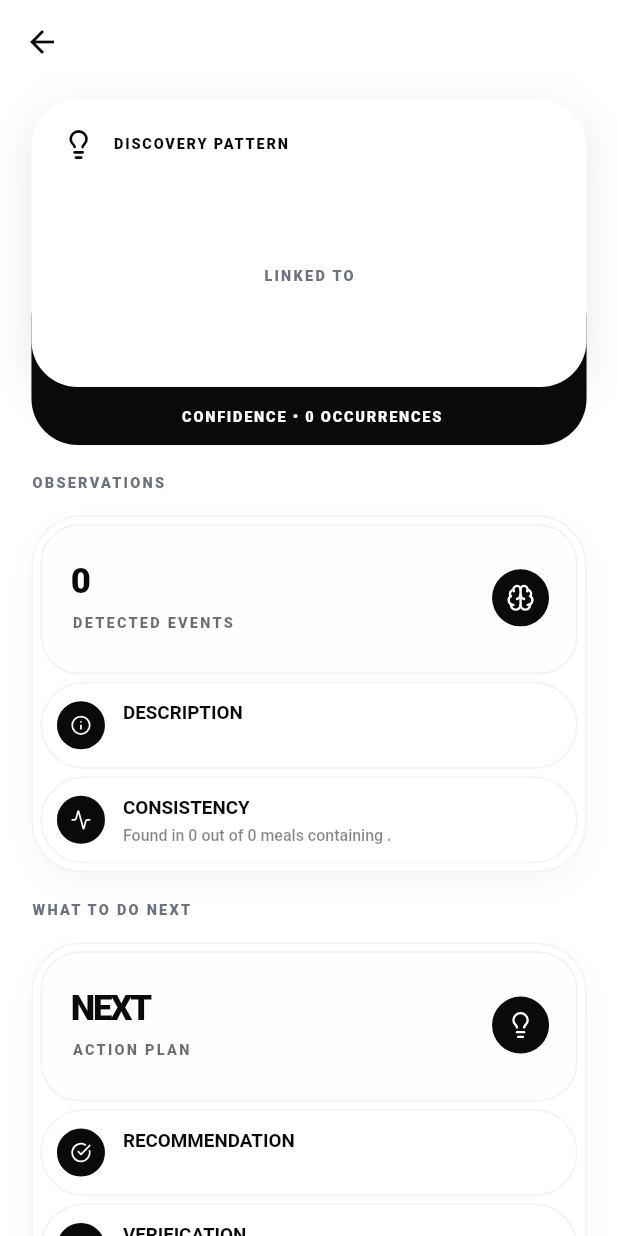
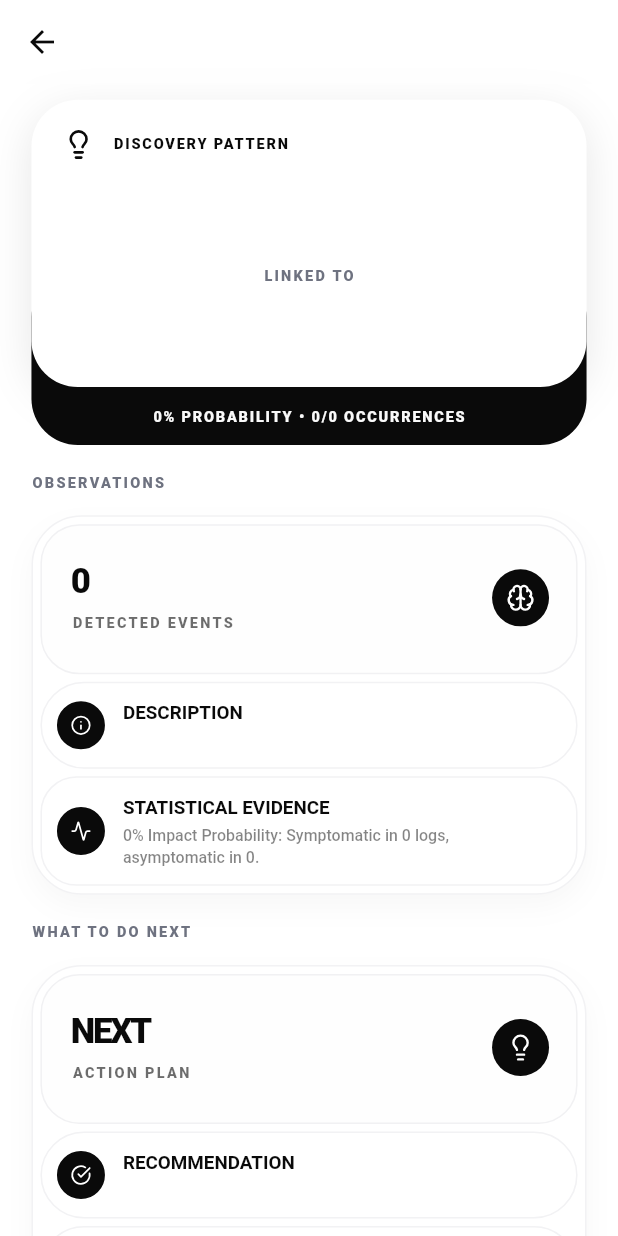
Before and after one commit to rjofficial007/GUTGOOD, a Flutter app: the PatternDetailScreen screen opened directly with empty values, on a phone screen of 412 x 824 dp. Run offline on Flutter 3.47's test engine with Material 3 defaults, Android fonts, the phone set to English and light mode, and no system bars; our stand-ins replace app_links, cached_network_image, cloud_firestore, cloud_functions, device_info_plus, dio and 29 more; missing offline and left inert: mobile_scanner, purchases_flutter; accounts and stored records are empty; generated files the repository leaves out were written again; network calls fail.

Commit message:
refactor: Evidence-First Insights Engine and Statistical Grounding
- Migrated from an LLM-centric discovery model to a deterministic "Evidence-First" architecture for gut health insights.
- Refactored PatternEngineService to calculate statistical significance (evidence ratios) and counter-evidence (asymptomatic occurrences) for all detected patterns.
- Reordered GenerateInsightUseCase pipeline to run deterministic pattern analysis before AI synthesis, ensuring insights are traceable to real user data.
- Enhanced BodyPattern and InsightSummary models with evidenceRatio, positiveCount, and negativeCount fields for explainable AI.
- Rewrote InsightsPrompt to enforce a "Synthesis-Only" rule, preventing the AI from hallucinating patterns and requiring it to use ratio-aware qualifying language.
- Updated Insights UI (Dashboard, Pattern Detail, Smart Alert) to display Impact Probability % and provide transparent evidence counts (e.g., "4/6 logs").
- Improved InsightsNotifier sorting to prioritize patterns based on their statistical probability of impact.

This redesign eliminates "Positive-Only Bias," prevents pattern hallucinations, and makes GutGood's insights statistically sound and fully explainable to the user.

```diff
--- a/lib/core/models/ai_insight_details.dart
+++ b/lib/core/models/ai_insight_details.dart
@@ -3,7 +3,19 @@ import 'package:gutgood/core/models/body_pattern.dart';
 import 'package:gutgood/core/utils/model_utils.dart';
 
 class InsightSummary extends Equatable {
-  const InsightSummary({required this.title, required this.description, required this.type, this.observation, this.involvedFoods = const [], this.strength, this.nextSteps = const [], this.frequency});
+  const InsightSummary({
+    required this.title,
+    required this.description,
+    required this.type,
+    this.observation,
+    this.involvedFoods = const [],
+    this.strength,
+    this.nextSteps = const [],
+    this.frequency,
+    this.evidenceRatio,
+    this.positiveCount,
+    this.negativeCount,
+  });
 
   factory InsightSummary.fromMap(Map<String, dynamic> map) => InsightSummary(
     title: map['title']?.toString() ?? 'Insight',
@@ -14,6 +26,9 @@ class InsightSummary extends Equatable {
     strength: map['strength']?.toString(),
     nextSteps: (map['nextSteps'] as List?)?.cast<String>() ?? const [],
     frequency: (map['frequency'] as num?)?.toInt(),
+    evidenceRatio: (map['evidenceRatio'] as num?)?.toDouble(),
+    positiveCount: (map['positiveCount'] as num?)?.toInt(),
+    negativeCount: (map['negativeCount'] as num?)?.toInt(),
   );
   final String title;
   final String description;
@@ -23,6 +38,9 @@ class InsightSummary extends Equatable {
   final String? strength;
   final List<String> nextSteps;
   final int? frequency;
+  final double? evidenceRatio;
+  final int? positiveCount;
+  final int? negativeCount;
 
   Map<String, dynamic> toMap() => {
     'title': title,
@@ -33,6 +51,9 @@ class InsightSummary extends Equatable {
     'strength': strength,
     'nextSteps': nextSteps,
     'frequency': frequency,
+    'evidenceRatio': evidenceRatio,
+    'positiveCount': positiveCount,
+    'negativeCount': negativeCount,
   };
 
   BodyPattern toBodyPattern() => BodyPattern(
--- a/lib/core/models/body_pattern.dart
+++ b/lib/core/models/body_pattern.dart
@@ -17,6 +17,9 @@ class BodyPattern extends Equatable {
     this.commonFactors = const [],
     this.totalSimilarMeals = 0,
     this.timeframeDays = 30,
+    this.evidenceRatio = 0.0,
+    this.positiveCount = 0,
+    this.negativeCount = 0,
   });
 
   factory BodyPattern.fromMap(Map<String, dynamic> map) => BodyPattern(
@@ -33,6 +36,9 @@ class BodyPattern extends Equatable {
     commonFactors: ModelUtils.parseModelList<CommonFactor>(map['commonFactors'], CommonFactor.fromMap),
     totalSimilarMeals: (map['totalSimilarMeals'] as num?)?.toInt() ?? 0,
     timeframeDays: (map['timeframeDays'] as num?)?.toInt() ?? 30,
+    evidenceRatio: (map['evidenceRatio'] as num?)?.toDouble() ?? 0.0,
+    positiveCount: (map['positiveCount'] as num?)?.toInt() ?? 0,
+    negativeCount: (map['negativeCount'] as num?)?.toInt() ?? 0,
   );
 
   final String type;
@@ -50,6 +56,11 @@ class BodyPattern extends Equatable {
   final List<CommonFactor> commonFactors;
   final int totalSimilarMeals;
   final int timeframeDays;
+
+  // Statistical Evidence
+  final double evidenceRatio; // e.g. 0.8 means 80% of meals with this food were symptomatic
+  final int positiveCount;    // symptomatic occurrences
+  final int negativeCount;    // asymptomatic occurrences
 
   // Insight Categories
   static const String typeBloating = 'bloating';
@@ -79,8 +90,11 @@ class BodyPattern extends Equatable {
     'commonFactors': commonFactors.map((e) => e.toMap()).toList(),
     'totalSimilarMeals': totalSimilarMeals,
     'timeframeDays': timeframeDays,
+    'evidenceRatio': evidenceRatio,
+    'positiveCount': positiveCount,
+    'negativeCount': negativeCount,
   };
 
   @override
-  List<Object?> get props => [type, trigger, reaction, frequency, confidence, description, involvedFoods, recommendation, updatedAt, occurrences, commonFactors, totalSimilarMeals, timeframeDays];
+  List<Object?> get props => [type, trigger, reaction, frequency, confidence, description, involvedFoods, recommendation, updatedAt, occurrences, commonFactors, totalSimilarMeals, timeframeDays, evidenceRatio, positiveCount, negativeCount];
 }
--- a/lib/core/services/pattern_engine_service.dart
+++ b/lib/core/services/pattern_engine_service.dart
@@ -7,7 +7,7 @@ import 'package:gutgood/core/services/firestore/insight_firestore_service.dart';
 import 'package:gutgood/core/utils/logger_service.dart';
 
 abstract class PatternEngineService {
-  Future<void> runAnalysis();
+  Future<List<BodyPattern>> runAnalysis();
 }
 
 class PatternEngineServiceImpl implements PatternEngineService {
@@ -19,7 +19,7 @@ class PatternEngineServiceImpl implements PatternEngineService {
   final InsightFirestoreService _insightFirestoreService;
 
   @override
-  Future<void> runAnalysis() async {
+  Future<List<BodyPattern>> runAnalysis() async {
     AppLogger.insights('Starting dynamic analysis...');
 
     final meals = await _historyFirestoreService.getRecentMealLogs(limit: 150);
@@ -27,7 +27,7 @@ class PatternEngineServiceImpl implements PatternEngineService {
 
     if (meals.isEmpty || symptoms.isEmpty) {
       AppLogger.insights('Insufficient data for correlation.');
-      return;
+      return [];
     }
 
     final earliest = meals.map((m) => m.time).reduce((a, b) => a.isBefore(b) ? a : b);
@@ -57,6 +57,8 @@ class PatternEngineServiceImpl implements PatternEngineService {
       AppLogger.insights('No patterns reached the threshold.');
       await _savePatterns([]); // Clear stale patterns if any
     }
+
+    return allPatterns;
   }
 
   String _getConfidence(int frequency) => frequency >= 5 ? BodyPattern.confidenceHigh : BodyPattern.confidenceMedium;
@@ -138,6 +140,7 @@ class PatternEngineServiceImpl implements PatternEngineService {
       final food = e.key;
       final symptomaticMeals = e.value;
       final totalSimilar = meals.where((m) => m.items.any((i) => i.toLowerCase().trim() == food)).length;
+      final asymptomatic = totalSimilar - symptomaticMeals.length;
 
       return BodyPattern(
         type: BodyPattern.typeBloating,
@@ -150,6 +153,9 @@ class PatternEngineServiceImpl implements PatternEngineService {
         updatedAt: DateTime.now().toIso8601String(),
         totalSimilarMeals: totalSimilar,
         timeframeDays: timeframeDays,
+        evidenceRatio: totalSimilar > 0 ? symptomaticMeals.length / totalSimilar : 0.0,
+        positiveCount: symptomaticMeals.length,
+        negativeCount: asymptomatic,
         occurrences: symptomaticMeals.map((m) {
           final s = bloatingLogs.firstWhere((s) => s.time.isAfter(m.time) && s.time.difference(m.time).inHours <= 4);
           return PatternOccurrence(date: _formatDate(m.time), mealName: m.items.join(', '), imageUrl: m.photoUrl, reaction: 'Bloating', timeAfter: _formatTimeAfter(m.time, s.time));
@@ -188,6 +194,7 @@ class PatternEngineServiceImpl implements PatternEngineService {
     highEnergyTriggers.forEach((food, symptomaticMeals) {
       if (symptomaticMeals.length >= 3) {
         final totalSimilar = meals.where((m) => m.items.any((i) => i.toLowerCase().trim() == food)).length;
+        final asymptomatic = totalSimilar - symptomaticMeals.length;
         patterns.add(
           BodyPattern(
             type: BodyPattern.typeEnergy,
@@ -200,6 +207,9 @@ class PatternEngineServiceImpl implements PatternEngineService {
             updatedAt: DateTime.now().toIso8601String(),
             totalSimilarMeals: totalSimilar,
             timeframeDays: timeframeDays,
+            evidenceRatio: totalSimilar > 0 ? symptomaticMeals.length / totalSimilar : 0.0,
+            positiveCount: symptomaticMeals.length,
+            negativeCount: asymptomatic,
             occurrences: symptomaticMeals.map((m) {
               final s = energyLogs.firstWhere((s) => s.time.isAfter(m.time) && s.time.difference(m.time).inHours <= 4);
               return PatternOccurrence(date: _formatDate(m.time), mealName: m.items.join(', '), imageUrl: m.photoUrl, reaction: 'Energized', timeAfter: _formatTimeAfter(m.time, s.time));
@@ -213,6 +223,7 @@ class PatternEngineServiceImpl implements PatternEngineService {
     lowEnergyTriggers.forEach((food, symptomaticMeals) {
       if (symptomaticMeals.length >= 3) {
         final totalSimilar = meals.where((m) => m.items.any((i) => i.toLowerCase().trim() == food)).length;
+        final asymptomatic = totalSimilar - symptomaticMeals.length;
         patterns.add(
           BodyPattern(
             type: BodyPattern.typeEnergy,
@@ -225,6 +236,9 @@ class PatternEngineServiceImpl implements PatternEngineService {
             updatedAt: DateTime.now().toIso8601String(),
             totalSimilarMeals: totalSimilar,
             timeframeDays: timeframeDays,
+            evidenceRatio: totalSimilar > 0 ? symptomaticMeals.length / totalSimilar : 0.0,
+            positiveCount: symptomaticMeals.length,
+            negativeCount: asymptomatic,
             occurrences: symptomaticMeals.map((m) {
               final s = energyLogs.firstWhere((s) => s.time.isAfter(m.time) && s.time.difference(m.time).inHours <= 4);
               return PatternOccurrence(date: _formatDate(m.time), mealName: m.items.join(', '), imageUrl: m.photoUrl, reaction: 'Sluggish', timeAfter: _formatTimeAfter(m.time, s.time));
@@ -259,6 +273,7 @@ class PatternEngineServiceImpl implements PatternEngineService {
       final food = e.key;
       final symptomaticMeals = e.value;
       final totalSimilar = meals.where((m) => m.items.any((i) => i.toLowerCase().trim() == food)).length;
+      final asymptomatic = totalSimilar - symptomaticMeals.length;
 
       return BodyPattern(
         type: BodyPattern.typeHeadache,
@@ -271,6 +286,9 @@ class PatternEngineServiceImpl implements PatternEngineService {
         updatedAt: DateTime.now().toIso8601String(),
         totalSimilarMeals: totalSimilar,
         timeframeDays: timeframeDays,
+        evidenceRatio: totalSimilar > 0 ? symptomaticMeals.length / totalSimilar : 0.0,
+        positiveCount: symptomaticMeals.length,
+        negativeCount: asymptomatic,
         occurrences: symptomaticMeals.map((m) {
           final s = headacheLogs.firstWhere((s) => s.time.isAfter(m.time) && s.time.difference(m.time).inHours <= 6);
           return PatternOccurrence(date: _formatDate(m.time), mealName: m.items.join(', '), imageUrl: m.photoUrl, reaction: 'Headache', timeAfter: _formatTimeAfter(m.time, s.time));
@@ -302,6 +320,7 @@ class PatternEngineServiceImpl implements PatternEngineService {
       final food = e.key;
       final symptomaticMeals = e.value;
       final totalSimilar = meals.where((m) => m.items.any((i) => i.toLowerCase().trim() == food)).length;
+      final asymptomatic = totalSimilar - symptomaticMeals.length;
 
       return BodyPattern(
         type: BodyPattern.typeDigestion,
@@ -314,6 +333,9 @@ class PatternEngineServiceImpl implements PatternEngineService {
         updatedAt: DateTime.now().toIso8601String(),
         totalSimilarMeals: totalSimilar,
         timeframeDays: timeframeDays,
+        evidenceRatio: totalSimilar > 0 ? symptomaticMeals.length / totalSimilar : 0.0,
+        positiveCount: symptomaticMeals.length,
+        negativeCount: asymptomatic,
         occurrences: symptomaticMeals.map((m) {
           final s = digestionLogs.firstWhere((s) => s.time.isAfter(m.time) && s.time.difference(m.time).inHours <= 6);
           return PatternOccurrence(date: _formatDate(m.time), mealName: m.items.join(', '), imageUrl: m.photoUrl, reaction: 'Discomfort', timeAfter: _formatTimeAfter(m.time, s.time));
@@ -360,6 +382,7 @@ class PatternEngineServiceImpl implements PatternEngineService {
     satedTriggers.forEach((food, symptomaticMeals) {
       if (symptomaticMeals.length >= 3) {
         final totalSimilar = meals.where((m) => m.items.any((i) => i.toLowerCase().trim() == food)).length;
+        final asymptomatic = totalSimilar - symptomaticMeals.length;
         patterns.add(
           BodyPattern(
             type: BodyPattern.typeFullness,
@@ -372,6 +395,9 @@ class PatternEngineServiceImpl implements PatternEngineService {
             updatedAt: DateTime.now().toIso8601String(),
             totalSimilarMeals: totalSimilar,
             timeframeDays: timeframeDays,
+            evidenceRatio: totalSimilar > 0 ? symptomaticMeals.length / totalSimilar : 0.0,
+            positiveCount: symptomaticMeals.length,
+            negativeCount: asymptomatic,
             occurrences: symptomaticMeals.map((m) {
               final s = fullnessLogs.firstWhere((s) => s.time.isAfter(m.time) && s.time.difference(m.time).inHours <= 3);
               return PatternOccurrence(date: _formatDate(m.time), mealName: m.items.join(', '), imageUrl: m.photoUrl, reaction: 'Satisfied', timeAfter: _formatTimeAfter(m.time, s.time));
@@ -385,6 +411,7 @@ class PatternEngineServiceImpl implements PatternEngineService {
     hungryTriggers.forEach((food, symptomaticMeals) {
       if (symptomaticMeals.length >= 3) {
         final totalSimilar = meals.where((m) => m.items.any((i) => i.toLowerCase().trim() == food)).length;
+        final asymptomatic = totalSimilar - symptomaticMeals.length;
         patterns.add(
           BodyPattern(
             type: BodyPattern.typeFullness,
@@ -397,6 +424,9 @@ class PatternEngineServiceImpl implements PatternEngineService {
             updatedAt: DateTime.now().toIso8601String(),
             totalSimilarMeals: totalSimilar,
             timeframeDays: timeframeDays,
+            evidenceRatio: totalSimilar > 0 ? symptomaticMeals.length / totalSimilar : 0.0,
+            positiveCount: symptomaticMeals.length,
+            negativeCount: asymptomatic,
             occurrences: symptomaticMeals.map((m) {
               final s = fullnessLogs.firstWhere((s) => s.time.isAfter(m.time) && s.time.difference(m.time).inHours <= 3);
               return PatternOccurrence(date: _formatDate(m.time), mealName: m.items.join(', '), imageUrl: m.photoUrl, reaction: 'Hungry', timeAfter: _formatTimeAfter(m.time, s.time));
@@ -436,6 +466,8 @@ class PatternEngineServiceImpl implements PatternEngineService {
     }
 
     if (earlyDinnerMeals.length >= 3) {
+      final totalSimilar = meals.where((m) => m.time.hour >= 18 && m.time.hour < 20).length;
+      final asymptomatic = totalSimilar - earlyDinnerMeals.length;
       patterns.add(
         BodyPattern(
           type: BodyPattern.typeSleep,
@@ -445,8 +477,11 @@ class PatternEngineServiceImpl implements PatternEngineService {
           confidence: _getConfidence(earlyDinnerMeals.length),
           description: 'Earlier dinners were associated with better sleep quality in ${earlyDinnerMeals.length} of your recent logs.',
           updatedAt: DateTime.now().toIso8601String(),
-          totalSimilarMeals: meals.where((m) => m.time.hour >= 18 && m.time.hour < 20).length,
+          totalSimilarMeals: totalSimilar,
           timeframeDays: timeframeDays,
+          evidenceRatio: totalSimilar > 0 ? earlyDinnerMeals.length / totalSimilar : 0.0,
+          positiveCount: earlyDinnerMeals.length,
+          negativeCount: asymptomatic,
           occurrences: earlyDinnerMeals
               .map((m) => PatternOccurrence(date: _formatDate(m.time), mealName: m.items.join(', '), imageUrl: m.photoUrl, reaction: 'Good Sleep', timeAfter: 'Next morning'))
               .toList(),
@@ -455,6 +490,8 @@ class PatternEngineServiceImpl implements PatternEngineService {
     }
 
     if (lateDinnerMeals.length >= 3) {
+      final totalSimilar = meals.where((m) => m.time.hour >= 21).length;
+      final asymptomatic = totalSimilar - lateDinnerMeals.length;
       patterns.add(
         BodyPattern(
           type: BodyPattern.typeSleep,
@@ -464,8 +501,11 @@ class PatternEngineServiceImpl implements PatternEngineService {
           confidence: _getConfidence(lateDinnerMeals.length),
           description: 'Late night meals (after 9:00 PM) correlated with poorer sleep quality ${lateDinnerMeals.length} times.',
           updatedAt: DateTime.now().toIso8601String(),
-          totalSimilarMeals: meals.where((m) => m.time.hour >= 21).length,
+          totalSimilarMeals: totalSimilar,
           timeframeDays: timeframeDays,
+          evidenceRatio: totalSimilar > 0 ? lateDinnerMeals.length / totalSimilar : 0.0,
+          positiveCount: lateDinnerMeals.length,
+          negativeCount: asymptomatic,
           occurrences: lateDinnerMeals
               .map((m) => PatternOccurrence(date: _formatDate(m.time), mealName: m.items.join(', '), imageUrl: m.photoUrl, reaction: 'Poor Sleep', timeAfter: 'Next morning'))
               .toList(),
--- a/lib/core/services/prompts.dart
+++ b/lib/core/services/prompts.dart
@@ -94,7 +94,7 @@ ${mode != null ? 'ACTIVE MODE: $mode' : 'ACTIVE MODE: General Chat'}
 
 CRITICAL: YOUR RESPONSE IS NOT COMPLETE UNTIL YOU EMIT THE [GUTGOOD_DATA] BLOCK.
 - You MUST output exactly ONE [GUTGOOD_DATA] block at the very end of your response.
-- If an image was attached: You MUST populate BOTH the "scan" and "meal" objects in the data block. This is MANDATORY even if the user text is casual.
+- If an image was attached: You MUST populate BOTH the "scan" and "meal" objects in the data block. You MUST ESTIMATE high-fidelity details (nutrients, ingredients, novaGroup) for meals to ensure the user's scan result screen is fully grounded in data.
 - If the user is reporting a symptom: You MUST populate the "symptoms" array.
 - If you recommended swaps: You MUST populate the "swaps" array.
 
--- a/lib/features/insights/presentation/pages/pattern_detail_screen.dart
+++ b/lib/features/insights/presentation/pages/pattern_detail_screen.dart
@@ -71,7 +71,7 @@ class _PatternHeroCard extends StatelessWidget {
       iconColor: scheme.textPrimary,
       backgroundColor: scheme.cardBackground,
       footer: Text(
-        '${pattern.confidence.toUpperCase()} CONFIDENCE • ${pattern.frequency} OCCURRENCES',
+        '${(pattern.evidenceRatio * 100).toInt()}% PROBABILITY • ${pattern.frequency}/${pattern.totalSimilarMeals} OCCURRENCES',
         style: context.caption.copyWith(color: scheme.cardBackground, fontWeight: FontWeight.w900, fontSize: 10.sp, letterSpacing: 1.2),
       ),
       footerColor: scheme.textPrimary,
@@ -118,7 +118,11 @@ class _ObservationsCard extends StatelessWidget {
         glowColor: context.appColorScheme.textPrimary,
         items: [
           AnalysisItem(title: 'DESCRIPTION', subtitle: pattern.description, icon: AppIcons.info),
-          AnalysisItem(title: 'CONSISTENCY', subtitle: 'Found in ${pattern.frequency} out of ${pattern.totalSimilarMeals} meals containing ${pattern.trigger}.', icon: AppIcons.activity),
+          AnalysisItem(
+            title: 'STATISTICAL EVIDENCE',
+            subtitle: '${(pattern.evidenceRatio * 100).toInt()}% Impact Probability: Symptomatic in ${pattern.positiveCount} logs, asymptomatic in ${pattern.negativeCount}.',
+            icon: AppIcons.activity,
+          ),
         ],
       ),
     ],
--- a/lib/features/insights/presentation/pages/smart_insight_detail_screen.dart
+++ b/lib/features/insights/presentation/pages/smart_insight_detail_screen.dart
@@ -52,13 +52,17 @@ class _InsightHeroCard extends StatelessWidget {
     final scheme = context.appColorScheme;
     final color = scheme.textPrimary;
 
+    final footerText = insight.evidenceRatio != null
+        ? '${(insight.evidenceRatio! * 100).toInt()}% PROBABILITY • ${insight.frequency ?? 1} OCCURRENCES'
+        : '${insight.strength?.toUpperCase() ?? 'MODERATE'} STRENGTH • ${insight.frequency ?? 1} OCCURRENCES';
+
     return ModernInsightCard(
       title: 'SMART ALERT',
       icon: AppIcons.salad,
       iconColor: color,
       backgroundColor: scheme.cardBackground,
       footer: Text(
-        '${insight.strength?.toUpperCase() ?? 'MODERATE'} STRENGTH • ${insight.frequency ?? 1} OCCURRENCES',
+        footerText,
         style: context.caption.copyWith(color: scheme.cardBackground, fontWeight: FontWeight.w900, fontSize: 9.sp, letterSpacing: 1.2),
       ),
       footerColor: color,
@@ -98,7 +102,12 @@ class _ObservationCard extends StatelessWidget {
       glowColor: scheme.textPrimary,
       items: [
         AnalysisItem(title: 'DETAILED OBSERVATION', subtitle: insight.observation ?? insight.description, icon: AppIcons.info),
-        AnalysisItem(title: 'PATTERN TYPE', subtitle: '${insight.type} behavior identified from logs.', icon: AppIcons.activity, color: scheme.textPrimary),
+        if (insight.evidenceRatio != null)
+          AnalysisItem(
+            title: 'STATISTICAL EVIDENCE',
+            subtitle: '${(insight.evidenceRatio! * 100).toInt()}% Impact Probability: Symptomatic in ${insight.positiveCount} logs, asymptomatic in ${insight.negativeCount}.',
+            icon: AppIcons.activity,
+          ),
       ],
     );
   }
--- a/lib/features/insights/presentation/providers/insights_notifier.dart
+++ b/lib/features/insights/presentation/providers/insights_notifier.dart
@@ -112,9 +112,15 @@ class InsightsNotifier with ChangeNotifier {
 
     final sorted = [..._state.patterns]
       ..sort((a, b) {
+        // 1. Evidence Ratio (Impact Probability)
+        if (a.evidenceRatio != b.evidenceRatio) {
+          return b.evidenceRatio.compareTo(a.evidenceRatio);
+        }
+        // 2. Statistical Confidence
         if (a.confidence != b.confidence) {
           return a.confidence == BodyPattern.confidenceHigh ? -1 : 1;
         }
+        // 3. Frequency
         if (a.frequency != b.frequency) {
           return b.frequency.compareTo(a.frequency);
         }
--- a/lib/features/insights/presentation/widgets/insight_dashboard_sections.dart
+++ b/lib/features/insights/presentation/widgets/insight_dashboard_sections.dart
@@ -265,11 +265,12 @@ class PatternsDashboardSection extends StatelessWidget {
       visualization: const DashboardIconVisualization(icon: AppIcons.brain),
       items: insight.detectedPatterns.take(2).map<Widget>((BodyPattern p) {
         final color = InsightUiUtils.getPatternColor(p.type);
+        final probability = (p.evidenceRatio * 100).toInt();
         return Padding(
           padding: EdgeInsets.only(bottom: AppSizes.p12),
           child: DashboardDetailItem(
             title: p.trigger.toUpperCase(),
-            subtitle: InsightUiUtils.getPatternName(p.type),
+            subtitle: '${InsightUiUtils.getPatternName(p.type)} • $probability% Probability',
             icon: InsightUiUtils.getPatternTypeIcon(p.type),
             color: color,
             onTap: () => context.push(AppRoutes.patternDetail, extra: p),
@@ -289,16 +290,19 @@ class PatternsDashboardSection extends StatelessWidget {
         SheetHeroSection(title: AppStrings.trends, subtitle: AppStrings.behavioralAnalysis, color: context.appColorScheme.textPrimary, icon: AppIcons.activity),
         Gap.h32,
         ...insight.detectedPatterns.map(
-          (BodyPattern p) => Padding(
+          (BodyPattern p) {
+            final probability = (p.evidenceRatio * 100).toInt();
+            return Padding(
               padding: EdgeInsets.only(bottom: AppSizes.p16),
               child: DashboardDetailItem(
                 title: p.trigger.toUpperCase(),
-              subtitle: '${InsightUiUtils.getPatternName(p.type)} • ${p.frequency} Occurrences',
+                subtitle: '${InsightUiUtils.getPatternName(p.type)} • $probability% Probability (${p.frequency}/${p.totalSimilarMeals} logs)',
                 icon: InsightUiUtils.getPatternTypeIcon(p.type),
                 color: InsightUiUtils.getPatternColor(p.type),
                 onTap: () => context.push(AppRoutes.patternDetail, extra: p),
               ),
-          ),
+            );
+          },
         ),
         Gap.h32,
         GutButton(label: AppStrings.gotItThanks, onTap: () => context.pop()),
```
Also changed, not shown: lib/core/services/prompts/mode_prompts/full_analysis_prompt.dart (+10 -9 lines), lib/core/services/prompts/mode_prompts/health_assessment_prompt.dart (+8 -4 lines), lib/core/services/prompts/mode_prompts/insights_prompt.dart (+18 -11 lines), lib/core/services/prompts/mode_prompts/meal_overview_prompt.dart (+10 -6 lines), lib/core/services/prompts/mode_prompts/meal_rating_prompt.dart (+10 -7 lines), lib/features/insights/domain/usecases/generate_insight_usecase.dart (+4 -4 lines). Lines whose indentation alone changed are shown as unchanged.
